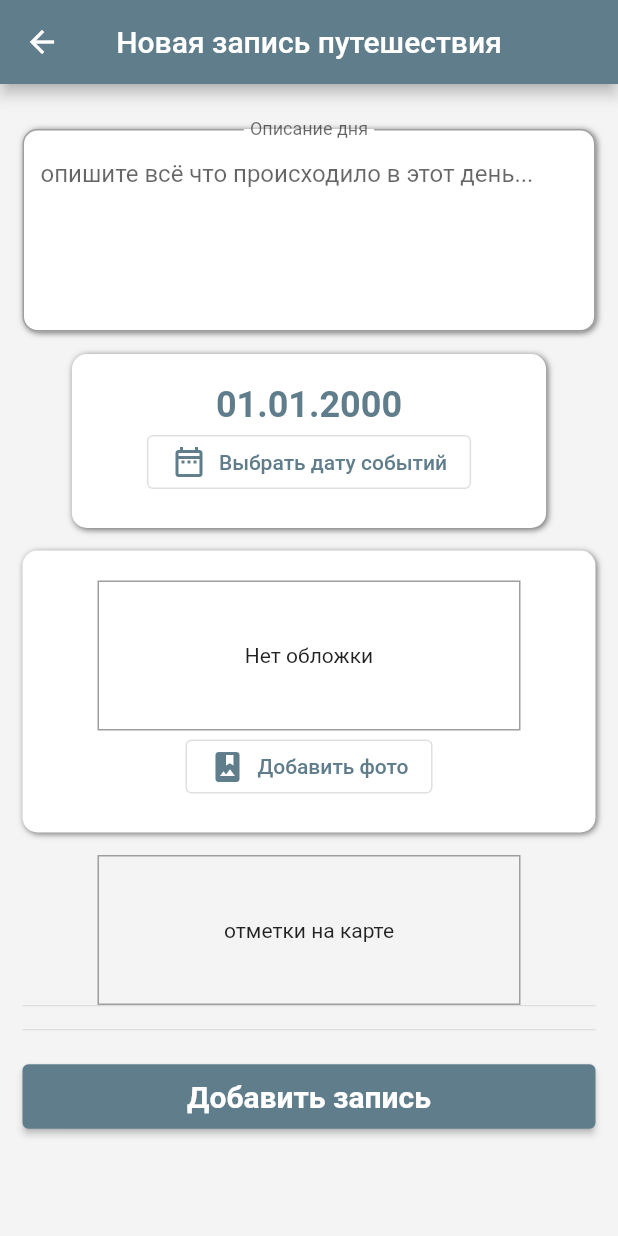
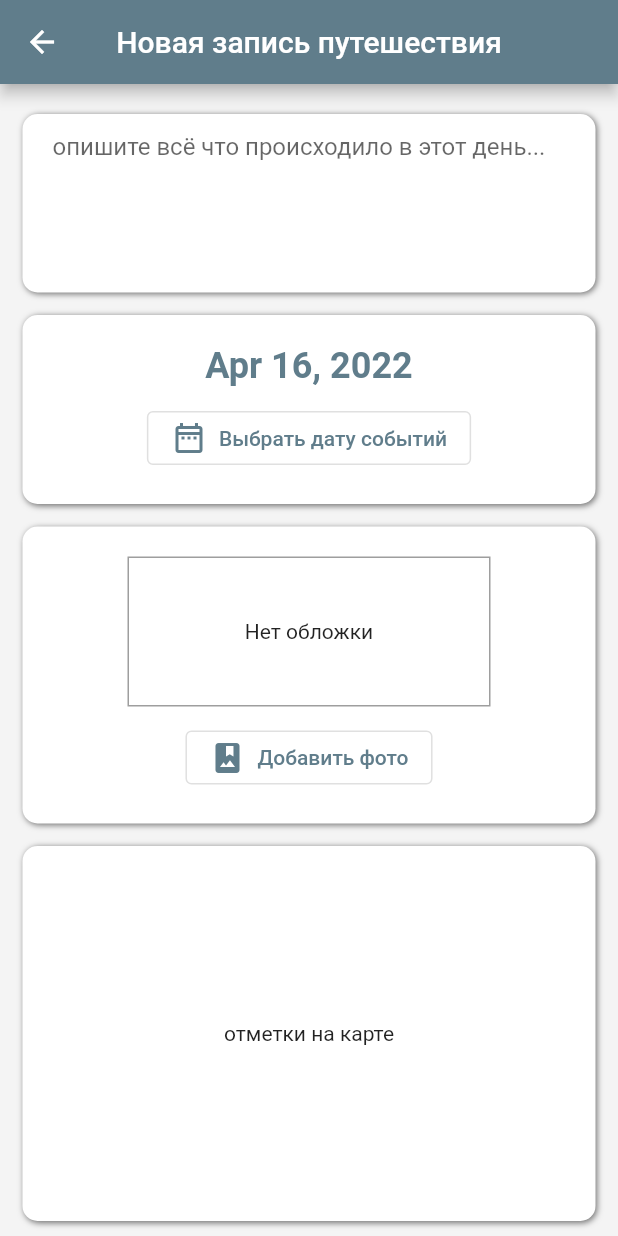
Before and after one commit to Sdoerty/Relevart, a Flutter app: the AddNewTravelday screen opened directly, on a phone screen of 412 x 824 dp. Run offline on Flutter 3.47's test engine with Material 2 defaults, Android fonts, the phone set to English and light mode, and no system bars; our stand-ins replace cloud_firestore, firebase_auth, firebase_core, font_awesome_flutter, google_sign_in, image_picker; accounts and stored records are empty.

Commit message:
refactor fields

```diff
--- a/lib/pages/travel/add_new_travelday.dart
+++ b/lib/pages/travel/add_new_travelday.dart
@@ -1,4 +1,5 @@
 import 'package:flutter/material.dart';
+import 'package:relevart/style/create_travel_fields.dart';
 
 class AddNewTravelday extends StatelessWidget {
   const AddNewTravelday({Key? key}) : super(key: key);
@@ -11,65 +12,46 @@ class AddNewTravelday extends StatelessWidget {
         centerTitle: true,
         title: Text("Новая запись путешествия"),
       ),
-      body: Container(
+      body: SingleChildScrollView(
+        child: Container(
           color: Color.fromRGBO(243, 243, 243, 0.9),
           child: Padding(
             padding: EdgeInsets.only(left: 15, top: 20, right: 15, bottom: 0),
             child: Column(
               children: [
-              SizedBox(height: 10),
                 Container(
-                decoration: BoxDecoration(
-                  color: Colors.white,
-                  borderRadius: BorderRadius.all(Radius.circular(10)),
-                  boxShadow: [
-                    new BoxShadow(
-                      color: Colors.black54,
-                      offset: new Offset(1.0, 1.0),
-                      blurRadius: 3.0,
-                    )
-                  ],
-                ),
+                  decoration: selfFieldDecoration(),
+                  child: Padding(
+                    padding: const EdgeInsets.symmetric(horizontal: 20),
                     child: TextField(
                       keyboardType: TextInputType.multiline,
                       minLines: 5,
                       maxLines: 5,
                       decoration: InputDecoration(
-                      border: OutlineInputBorder(
-                          borderRadius: BorderRadius.all(Radius.circular(10))),
-                      labelText: "Описание дня",
+                          border: InputBorder.none,
                           floatingLabelBehavior: FloatingLabelBehavior.always,
                           floatingLabelAlignment: FloatingLabelAlignment.center,
-                      hintText: 'опишите всё что происходило в этот день...'),
+                          hintText:
+                              'опишите всё что происходило в этот день...'),
+                    ),
                   ),
                 ),
                 SizedBox(height: 15),
-              SizedBox(
-                  child: Column(
-                mainAxisAlignment: MainAxisAlignment.spaceEvenly,
-                children: [
                 Container(
-                    decoration: BoxDecoration(
-                      color: Colors.white,
-                      borderRadius: BorderRadius.all(Radius.circular(10)),
-                      boxShadow: [
-                        new BoxShadow(
-                          color: Colors.black54,
-                          offset: new Offset(1.0, 1.0),
-                          blurRadius: 3.0,
-                        )
-                      ],
-                    ),
-                    padding: EdgeInsets.symmetric(vertical: 20, horizontal: 50),
+                  padding: EdgeInsets.symmetric(vertical: 20),
+                  decoration: selfFieldDecoration(),
                   child: Column(
                     children: [
-                        Text(
-                          "01.01.2000",
+                      Center(
+                        child: Text(
+                          "Apr 16, 2022",
                           style: TextStyle(
                               fontSize: 24,
                               fontWeight: FontWeight.bold,
                               color: Colors.blueGrey),
                         ),
+                      ),
+                      SizedBox(height: 10),
                       OutlinedButton.icon(
                         onPressed: () {},
                         icon: Icon(
@@ -87,29 +69,16 @@ class AddNewTravelday extends StatelessWidget {
                 SizedBox(height: 15),
                 Container(
                   padding: EdgeInsets.symmetric(vertical: 20),
-                    decoration: BoxDecoration(
-                        color: Colors.white,
-                        borderRadius: BorderRadius.all(Radius.circular(10)),
-                        boxShadow: [
-                          new BoxShadow(
-                            color: Colors.black54,
-                            offset: new Offset(1.0, 1.0),
-                            blurRadius: 3.0,
-                          )
-                        ]),
+                  decoration: selfFieldDecoration(),
                   child: Column(
                     children: [
                       Container(
-                            margin: EdgeInsets.symmetric(horizontal: 50),
+                          margin: EdgeInsets.symmetric(horizontal: 70),
                           decoration: BoxDecoration(
                               border: Border.all(color: Colors.grey)),
                           height: 100,
                           child: Center(child: Text('Нет обложки'))),
-                        Container(
-                          alignment: Alignment.center,
-                          child: Column(
-                            mainAxisAlignment: MainAxisAlignment.center,
-                            children: <Widget>[
+                      SizedBox(height: 10),
                       OutlinedButton.icon(
                         onPressed: () {},
                         icon: Icon(
@@ -124,18 +93,12 @@ class AddNewTravelday extends StatelessWidget {
                     ],
                   ),
                 ),
-                      ],
-                    ),
-                  ),
                 SizedBox(height: 15),
                 Container(
-                      margin: EdgeInsets.symmetric(horizontal: 50),
-                      decoration:
-                          BoxDecoration(border: Border.all(color: Colors.grey)),
-                      height: 100,
+                  height: 250,
+                    decoration: selfFieldDecoration(),
                     child: Center(child: Text('отметки на карте'))),
-                ],
-              )),
+                SizedBox(height: 15),
                 Divider(
                   height: 1,
                 ),
@@ -161,6 +124,7 @@ class AddNewTravelday extends StatelessWidget {
             ),
           ),
         ),
+      ),
     );
   }
 }
--- a/lib/pages/travel/travel_view.dart
+++ b/lib/pages/travel/travel_view.dart
@@ -72,7 +72,6 @@ class TravelView extends StatelessWidget {
                         padding: const EdgeInsets.only(left: 17),
                         child: Row(
                           children: [
-                            //Text("${travel.dateTravel}")
                             Text("создано: ${travel.stringFromDate(travel.dateTravel)}")
                           ],
                         ),
--- /dev/null
+++ b/lib/style/create_travel_fields.dart
@@ -0,0 +1,15 @@
+import 'package:flutter/material.dart';
+
+selfFieldDecoration(){
+  return BoxDecoration(
+    color: Colors.white,
+    borderRadius: BorderRadius.all(Radius.circular(10)),
+    boxShadow: [
+      new BoxShadow(
+        color: Colors.black54,
+        offset: new Offset(1.0, 1.0),
+        blurRadius: 3.0,
+      )
+    ],
+  );
+}
--- a/lib/welcome_page.dart
+++ b/lib/welcome_page.dart
@@ -24,12 +24,12 @@ class WelcomePage extends StatelessWidget {
                 'Relevart',
                 style: TextStyle(
                     fontSize: 64,
-                    color: Colors.blueGrey,
+                    color: Colors.white,
                     fontWeight: FontWeight.bold),
               ),
               Text(
                 'My travel book!',
-                style: TextStyle(fontSize: 26, color: Colors.blueGrey),
+                style: TextStyle(fontSize: 26, color: Colors.white),
               ),
             ],
           ),
```
Also changed, not shown: lib/pages/travel/create_travel.dart (+44 -21 lines), lib/pages/travel/travel_page.dart (+6 -3 lines). Lines whose indentation alone changed are shown as unchanged.
